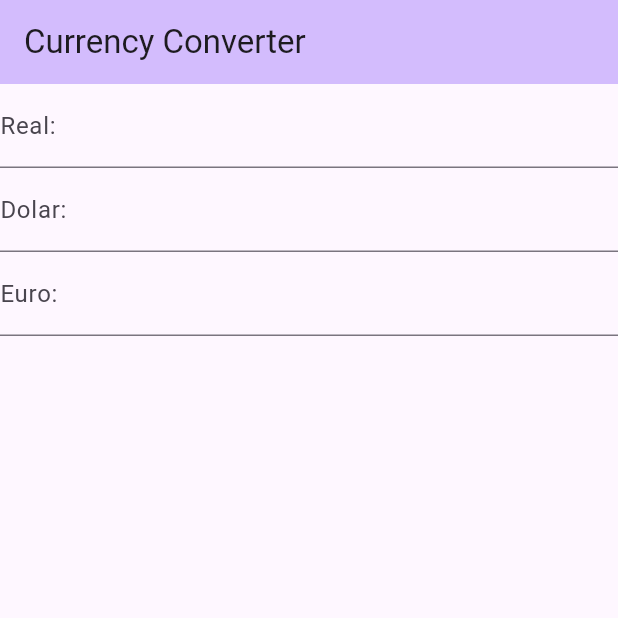
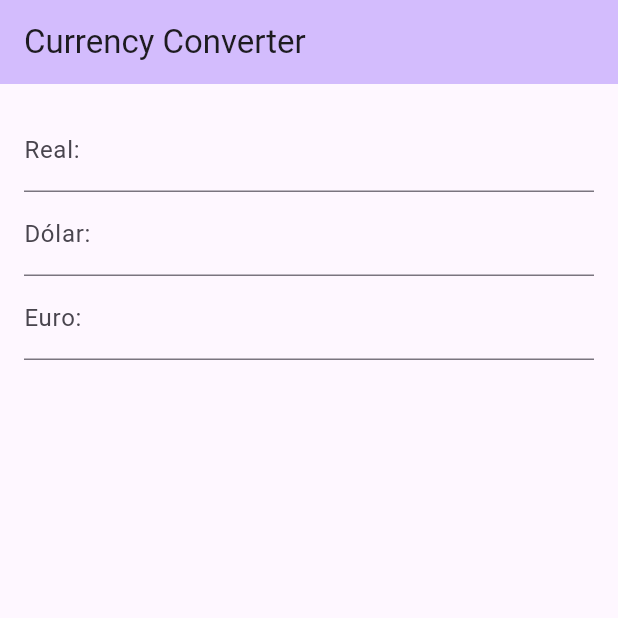
Before and after one commit to ricardoogliari/currency_converter, a Flutter app: the screen it shows after launch, on a phone screen of 412 x 824 dp, the top half of it. Run offline on Flutter 3.47's test engine with Material 3 defaults, Android fonts, the phone set to English and light mode, and no system bars.

Commit message:
Adding padding

```diff
--- a/lib/main.dart
+++ b/lib/main.dart
@@ -40,6 +40,8 @@ class _CurrencyPageState extends State<CurrencyPage> {
         title: Text('Currency Converter'),
       ),
       body: Form(
+        child: Padding(
+          padding: const EdgeInsets.all(16.0), // Define o padding em todos os lados
           child: Column(
             children: <Widget>[
               TextField(
@@ -48,7 +50,7 @@ class _CurrencyPageState extends State<CurrencyPage> {
                 ),
                 controller: _realValue,
                 onChanged: (value) {
-                double realValue = double.parse(value);
+                  double realValue = double.tryParse(value) ?? 0;
                   double dollarValue = realValue / 5.48;
                   double euroValue = realValue / 6.36;
                   _dollarValue.text = dollarValue.toStringAsFixed(2);
@@ -58,16 +60,17 @@ class _CurrencyPageState extends State<CurrencyPage> {
               TextField(
                 controller: _dollarValue,
                 decoration: InputDecoration(
-                labelText: 'Dolar:',
+                  labelText: 'Dólar:',
                 ),
               ),
               TextField(
                 decoration: InputDecoration(
                   labelText: 'Euro:',
                 ),
-              controller: _euroValue
+                controller: _euroValue,
               ),
             ],
+          ),
         ),
       ), // This trailing comma makes auto-formatting nicer for build methods.
     );
```
Lines whose indentation alone changed are shown as unchanged.
